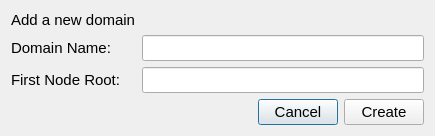
Before: the Qt Designer form ccs/tree_group/AddNewDomain.ui in bisegni/chaosframework, drawn with Qt 5.
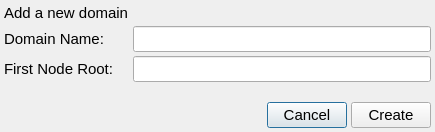
After: the same form once the commit is applied.

Commit message: removed main windoe ui and fix all root layout margins for all widget

The edit to the form file:
```diff
--- a/ccs/tree_group/AddNewDomain.ui
+++ b/ccs/tree_group/AddNewDomain.ui
@@ -20,6 +20,21 @@
    <string>Dialog</string>
   </property>
   <layout class="QVBoxLayout" name="verticalLayout">
+   <property name="spacing">
+    <number>4</number>
+   </property>
+   <property name="leftMargin">
+    <number>4</number>
+   </property>
+   <property name="topMargin">
+    <number>4</number>
+   </property>
+   <property name="rightMargin">
+    <number>4</number>
+   </property>
+   <property name="bottomMargin">
+    <number>4</number>
+   </property>
    <item>
     <layout class="QFormLayout" name="formLayout">
      <item row="1" column="0">
```
The commit also changes 6 other files.
